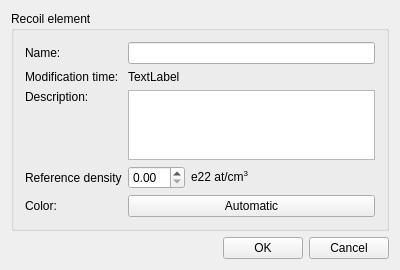
Old version of the form ui_files/ui_recoil_info_dialog.ui in the repository JYU-IBA/potku.
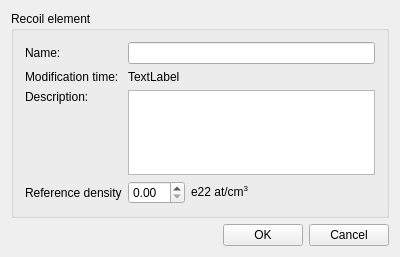
New version of the form.

Commit message: Fix: #228:  - Create new RecoilChangeColor class which removes color features from the older RecoilInfoDialog class  - Move the color selection dialog from the "Recoil Element Info" window to the matplotlib window / widget  - Simplify the code in a way that the buttons (in the GUI) are created in a loop

Patch:
```diff
--- a/ui_files/ui_recoil_info_dialog.ui
+++ b/ui_files/ui_recoil_info_dialog.ui
@@ -10,7 +10,7 @@
     <x>0</x>
     <y>0</y>
     <width>400</width>
-    <height>228</height>
+    <height>257</height>
    </rect>
   </property>
   <property name="sizePolicy">
@@ -174,20 +174,6 @@
             </layout>
            </widget>
           </item>
-          <item row="4" column="0">
-           <widget class="QLabel" name="label_2">
-            <property name="text">
-             <string>Color:</string>
-            </property>
-           </widget>
-          </item>
-          <item row="4" column="1">
-           <widget class="QPushButton" name="colorPushButton">
-            <property name="text">
-             <string>Automatic</string>
-            </property>
-           </widget>
-          </item>
          </layout>
         </item>
        </layout>
```
The commit also changes 3 other files.
